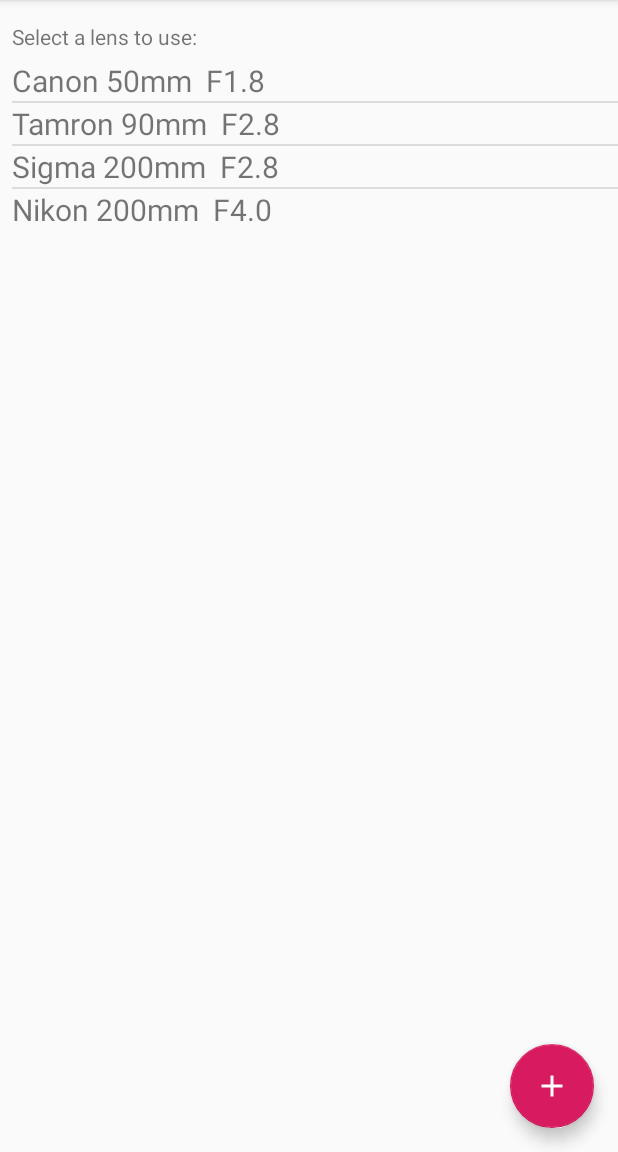
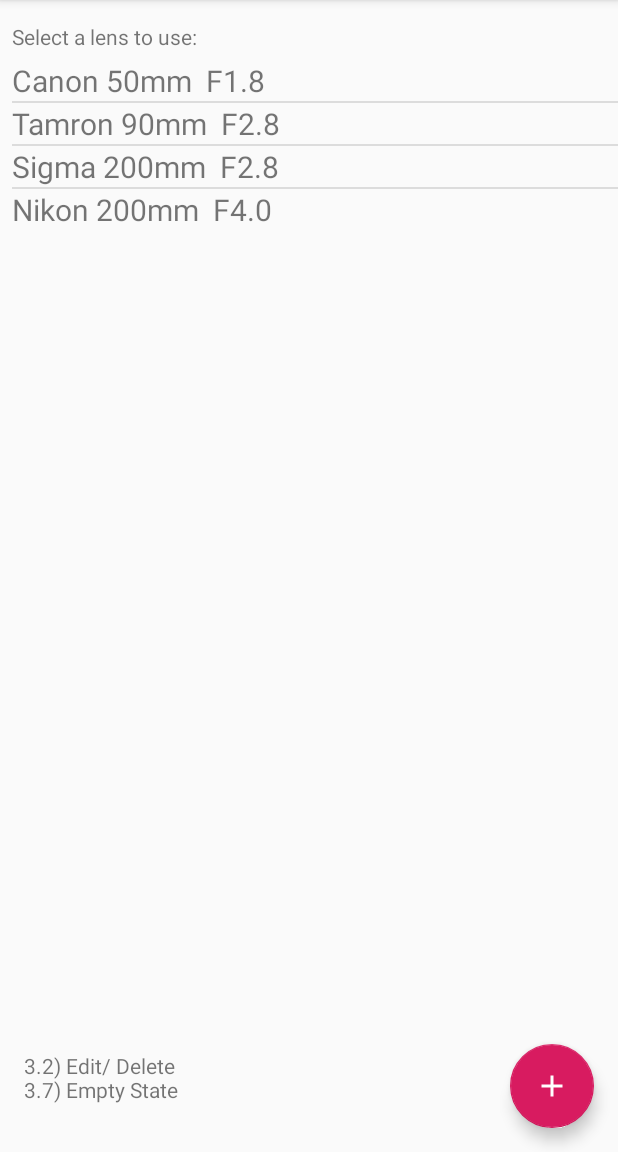
Before and after one commit to a-dhami/DoFAndroidApp, an Android app: the screen it shows after launch (MainActivity), on a phone screen of 412 x 824 dp, the part 84-1236 px from its top. Run offline under Robolectric (Android 15) with nearby library versions, the phone set to English and light mode, and no system bars.

Commit message:
Added Optional TextBox

```diff
--- a/app/src/main/res/layout/content_main.xml
+++ b/app/src/main/res/layout/content_main.xml
@@ -45,4 +45,14 @@
         app:layout_constraintStart_toStartOf="parent"
         app:layout_constraintTop_toBottomOf="@+id/txt_selectlens" />
 
+    <TextView
+        android:id="@+id/txt_OptionalInformation"
+        android:layout_width="wrap_content"
+        android:layout_height="wrap_content"
+        android:layout_marginStart="16dp"
+        android:layout_marginBottom="32dp"
+        android:text="@string/txt_OptionalData"
+        app:layout_constraintBottom_toBottomOf="parent"
+        app:layout_constraintStart_toStartOf="parent" />
+
 </androidx.constraintlayout.widget.ConstraintLayout>
--- a/app/src/main/res/values/strings.xml
+++ b/app/src/main/res/values/strings.xml
@@ -19,4 +19,5 @@
     <string name="txt_Cancel">Cancel</string>
     <string name="txt_emptyList">Add a lens using the +button to populate the list</string>
     <string name="txt_select">Select a lens to use:</string>
+    <string name="txt_OptionalData">3.2) Edit/ Delete\n3.7) Empty State</string>
 </resources>
```
